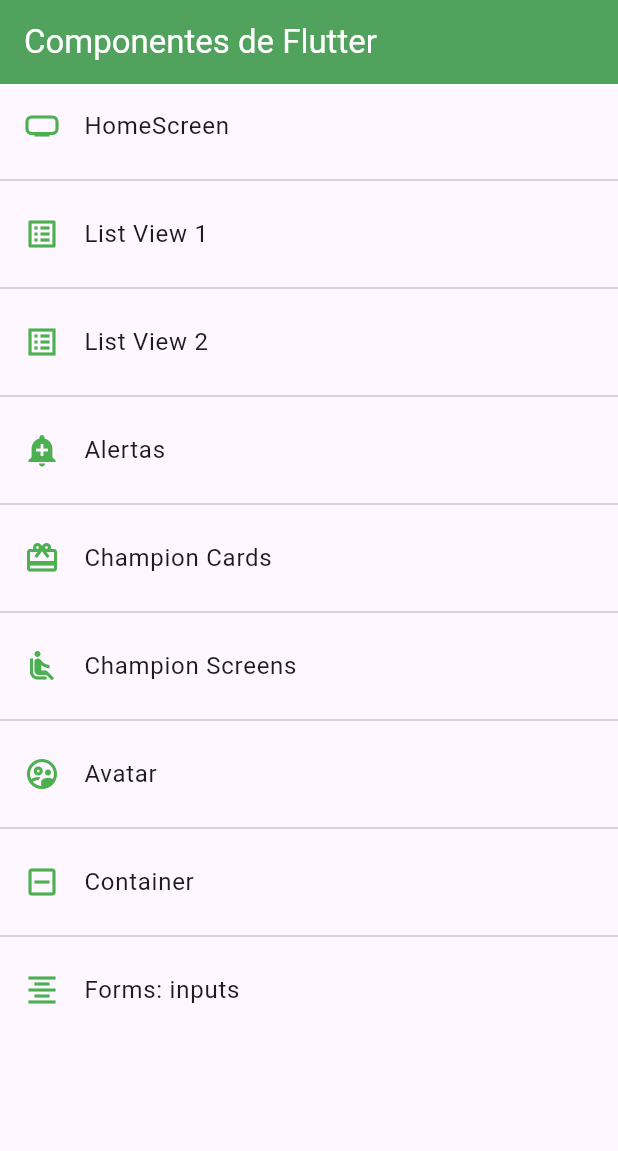
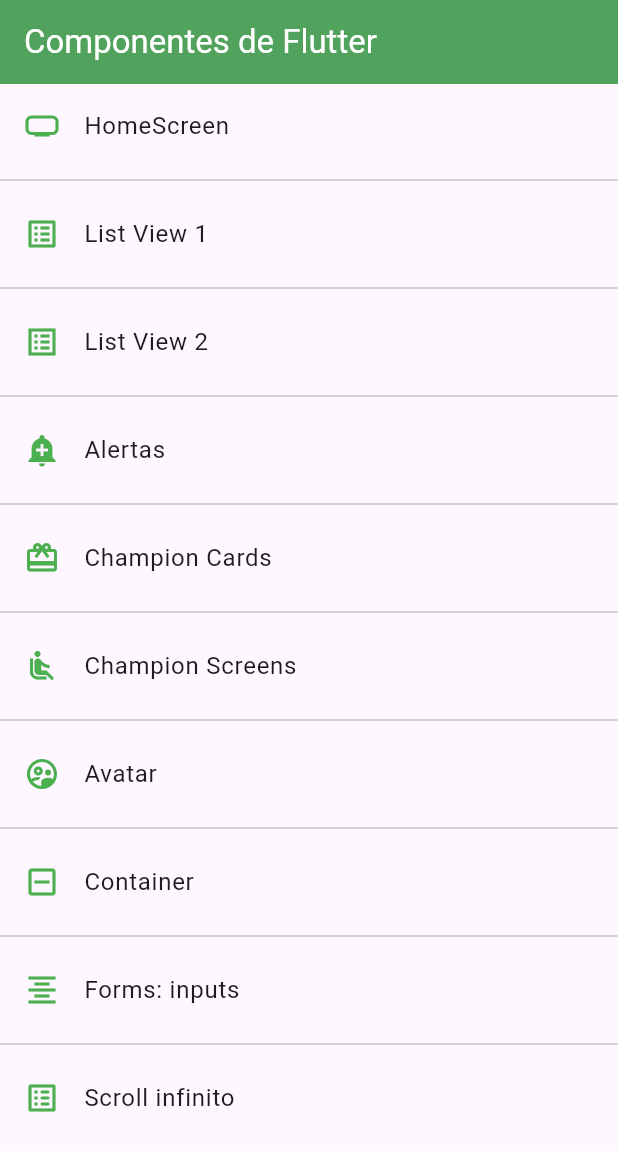
Before and after one commit to egarove/fl-components, a Flutter app: the screen it shows after launch, on a phone screen of 412 x 824 dp. Shown: the top 1151 px of the screen. Run offline on Flutter 3.47's test engine with Material 3 defaults, Android fonts, the phone set to English and light mode, and no system bars.

Commit message:
añado scroll infinito screen

```diff
--- a/lib/routes/app_routes.dart
+++ b/lib/routes/app_routes.dart
@@ -58,6 +58,11 @@ class AppRoutes {
       icon: Icons.format_align_center,
       name: 'Forms: inputs',
       screen: InputsScreen()),
+      MenuOption(
+      route: 'listviewbuilder',
+      icon: Icons.list_alt_rounded,
+      name: 'Scroll infinito',
+      screen: ListViewBuilderScreen()),
   ];
 
   static Map<String, Widget Function(BuildContext) > getAppRoutes(){
--- a/lib/screens/screens.dart
+++ b/lib/screens/screens.dart
@@ -12,3 +12,4 @@ export 'package:fl_components/screens/skarner_screen.dart';
 export 'package:fl_components/screens/avatar_screen.dart';
 export 'package:fl_components/screens/container_screen.dart';
 export 'package:fl_components/screens/input_screens.dart';
+export 'package:fl_components/screens/listview_builder_screen.dart';
```
Also changed, not shown: lib/screens/listview_builder_screen.dart (added, +18 -0 lines).
